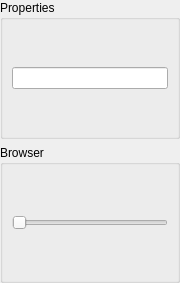
Old version of the form applications/mne_analyze/extensions/music/FormFiles/musiccontrol.ui in the repository LorenzE/mne-cpp.
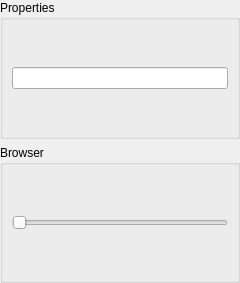
New version of the form.

Commit message: [MA-8] Beautifying MNEAnalyze. Minimum and Maximum width of Extension dock widgets are now defined in the .ui files.

Diff of the .ui file:
```diff
--- a/applications/mne_analyze/extensions/music/FormFiles/musiccontrol.ui
+++ b/applications/mne_analyze/extensions/music/FormFiles/musiccontrol.ui
@@ -6,16 +6,22 @@
    <rect>
     <x>0</x>
     <y>0</y>
-    <width>180</width>
+    <width>240</width>
     <height>283</height>
    </rect>
   </property>
   <property name="minimumSize">
    <size>
-    <width>180</width>
+    <width>200</width>
     <height>0</height>
    </size>
   </property>
+  <property name="maximumSize">
+   <size>
+    <width>240</width>
+    <height>16777215</height>
+   </size>
+  </property>
   <property name="windowTitle">
    <string>Music Control</string>
   </property>
@@ -34,6 +40,12 @@
    </property>
    <item>
     <widget class="QGroupBox" name="m_qGroupBoxProperties">
+     <property name="minimumSize">
+      <size>
+       <width>200</width>
+       <height>0</height>
+      </size>
+     </property>
      <property name="title">
       <string>Properties</string>
      </property>
```
The commit also changes 12 other files.
